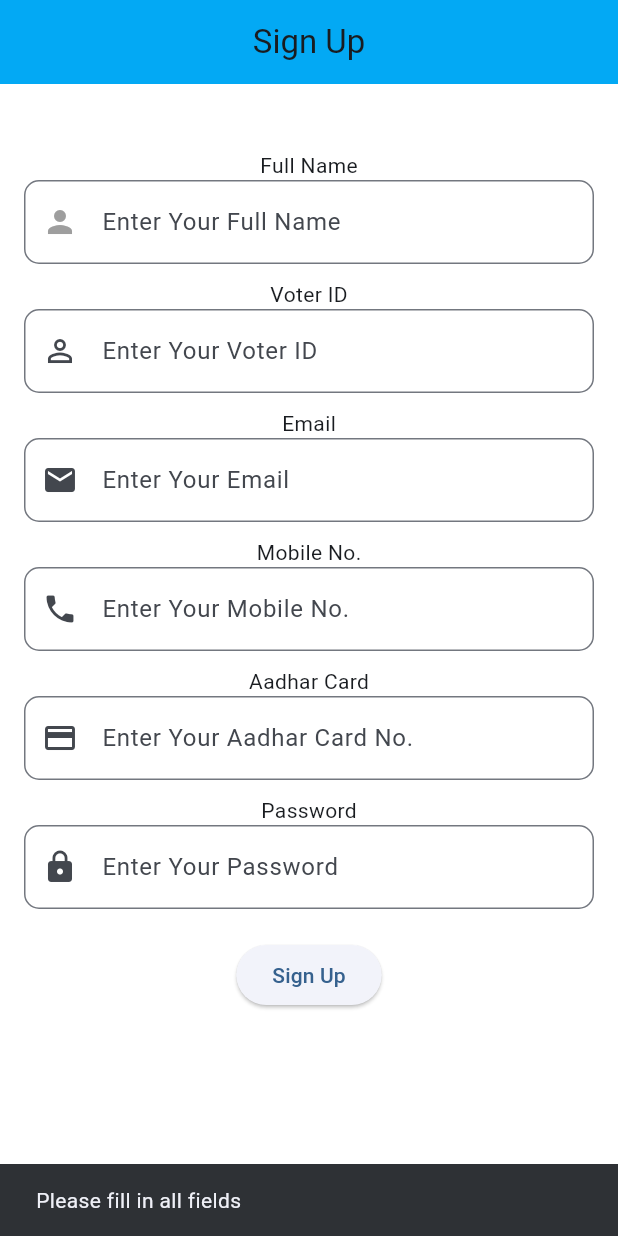
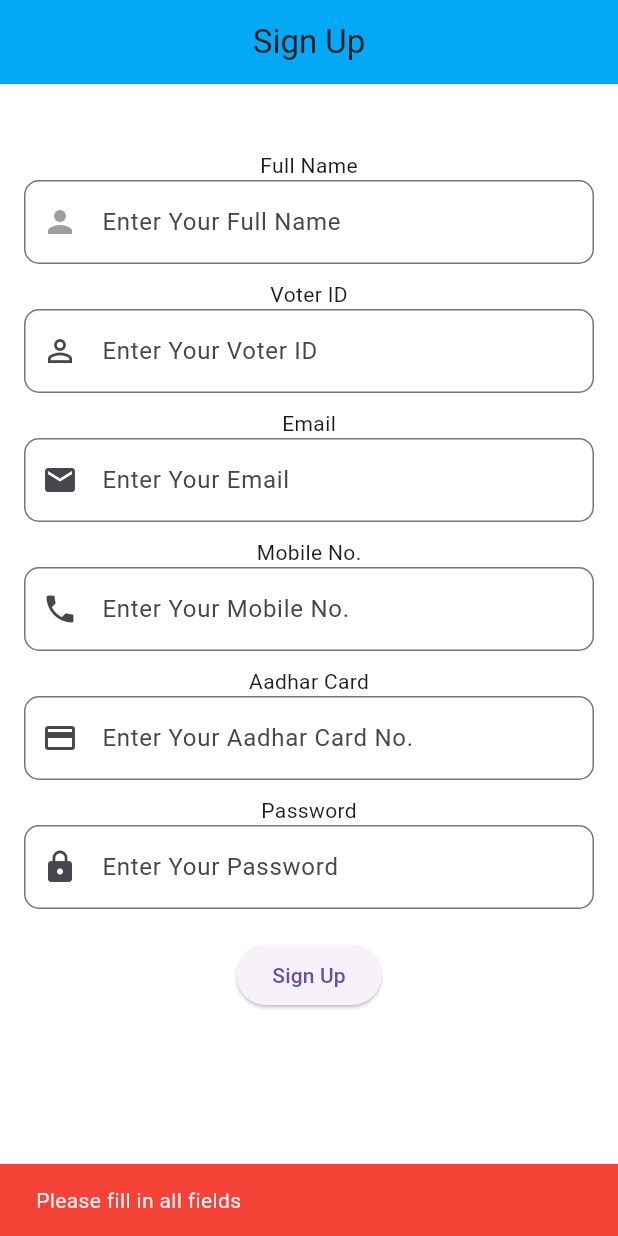
Before and after one commit to tiwaririshu8757/main, a Flutter app: the screen it shows after launch, after a tap on "SignUP", after a tap on "Sign Up", on a phone screen of 412 x 824 dp. Run offline on Flutter 3.47's test engine with Material 3 defaults, Android fonts, the phone set to English and light mode, and no system bars; our stand-ins replace cloud_firestore, firebase_auth, firebase_core, google_generative_ai; missing offline and left inert: horizontal_list_view; accounts and stored records are empty; network calls fail.

Commit message:
new commit

```diff
--- a/lib/Home/Candidate.dart
+++ b/lib/Home/Candidate.dart
@@ -12,7 +12,7 @@ body: Column(crossAxisAlignment: CrossAxisAlignment.center,
       child: Image.asset("assets/images/Nar.jpg",fit: BoxFit.cover,)),
     Text("Narendra Damodardas Modi (born 17 September 1950) is an Indian politician who has served as the prime minister of India since 2014. Modi was the chief minister of Gujarat from 2001 to 2014 and is the member of parliament (MP) for Varanasi. He is a member of the Bharatiya Janata Party (BJP) and of the Rashtriya Swayamsevak Sangh (RSS), a far-right Hindu nationalist paramilitary volunteer organisation."),
     Container(height:65,width: 100,child: Image.asset("assets/images/Rah.jpg")),
-    Text("Rahul Rajiv Gandhi is an Indian Politician. A member of the Indian National Congress (INC), he is currently serving as the 12th leader of the Opposition in Lok Sabha and as the member of the Lok Sabha for Rae Bareli, Uttar Pradesh, since June 2024.[c][d] He previously represented the constituency of Wayanad, Kerala, from 2019 to 2024, and Amethi, Uttar Pradesh, from 2004 to 2019."),
+    Text("Rahul Rajiv Gandhi is an Indian Politician. A maember of the Indian National Congress (INC), he is currently serving as the 12th leader of the Opposition in Lok Sabha and as the member of the Lok Sabha for Rae Bareli, Uttar Pradesh, since June 2024.[c][d] He previously represented the constituency of Wayanad, Kerala, from 2019 to 2024, and Amethi, Uttar Pradesh, from 2004 to 2019."),
 
 
   ],),
--- a/lib/Home/Votting.dart
+++ b/lib/Home/Votting.dart
@@ -24,6 +24,7 @@ Widget build(BuildContext context) {
           child: ElevatedButton(
             onPressed: () {
               Navigator.push(context, MaterialPageRoute(builder: (context) => Votting()));
+              ScaffoldMessenger.of(context).showSnackBar( SnackBar(content: Text('Voting Sucessful !!!\n Now you can Read Your vote. '),backgroundColor: Colors.lightGreen),);
             },
             child: Text("Submit",style: TextStyle(color: Colors.white),),
             style: ElevatedButton.styleFrom(
--- a/lib/Login/Login.dart
+++ b/lib/Login/Login.dart
@@ -17,10 +17,14 @@ class Login extends StatelessWidget {
       );
 
       Navigator.pushReplacement(context, MaterialPageRoute(builder: (context) => Home()));
+
+      ScaffoldMessenger.of(context).showSnackBar(
+        SnackBar(content: Text('Login Sucess !'),backgroundColor: Colors.lightGreen,),
+      );
     } catch (e) {
 
       ScaffoldMessenger.of(context).showSnackBar(
-        SnackBar(content: Text('Login failed: ${e.toString()}')),
+        SnackBar(content: Text('Login failed: ${e.toString()}'),backgroundColor: Colors.red,),
       );
     }}
   @override
--- a/lib/SignUp/signup.dart
+++ b/lib/SignUp/signup.dart
@@ -39,7 +39,7 @@ class _SignUpState extends State<SignUp> {
         password.text.isEmpty||
         email.text.isEmpty) {
       ScaffoldMessenger.of(context).showSnackBar(
-        SnackBar(content: Text('Please fill in all fields')),
+        SnackBar(content: Text('Please fill in all fields'),backgroundColor: Colors.red,),
       );
       return;
     }
@@ -48,7 +48,7 @@ class _SignUpState extends State<SignUp> {
     // Mobile number validation
     if (mobile.text.length != 10 || !RegExp(r'^[0-9]+$').hasMatch(mobile.text)) {
       ScaffoldMessenger.of(context).showSnackBar(
-        SnackBar(content: Text('Mobile number must be exactly 10 digits')),
+        SnackBar(content: Text('Mobile number must be exactly 10 digits'),backgroundColor: Colors.red),
       );
       return;
     }
@@ -56,7 +56,7 @@ class _SignUpState extends State<SignUp> {
     // Aadhar number validation
     if (aadhar.text.length != 12 || !RegExp(r'^[0-9]+$').hasMatch(aadhar.text)) {
       ScaffoldMessenger.of(context).showSnackBar(
-        SnackBar(content: Text('Aadhar number must be exactly 12digits')),
+        SnackBar(content: Text('Aadhar number must be exactly 12digits'),backgroundColor: Colors.red),
       );
       return;
     }
@@ -64,7 +64,7 @@ class _SignUpState extends State<SignUp> {
     // Password length validation
     if (password.text.length < 9) {
       ScaffoldMessenger.of(context).showSnackBar(
-        SnackBar(content: Text('Password must be at least 9 characters long')),
+        SnackBar(content: Text('Password must be at least 9 characters long'),backgroundColor: Colors.red),
       );
       return;
     }
@@ -92,7 +92,7 @@ class _SignUpState extends State<SignUp> {
       );
 
       ScaffoldMessenger.of(context).showSnackBar(
-        SnackBar(content: Text('Signup successful!')),
+        SnackBar(content: Text('Signup successful !'),backgroundColor: Colors.lightGreen),
       );
     } on FirebaseAuthException catch (e) {
       String message;
@@ -107,11 +107,11 @@ class _SignUpState extends State<SignUp> {
       }
 
       ScaffoldMessenger.of(context).showSnackBar(
-        SnackBar(content: Text(message)),
+        SnackBar(content: Text(message),backgroundColor: Colors.red),
       );
     } catch (e) {
       ScaffoldMessenger.of(context).showSnackBar(
-        SnackBar(content: Text('An unexpected error occurred.')),
+        SnackBar(content: Text('An unexpected error occurred.'),backgroundColor: Colors.red),
       );
     }
   }
--- a/lib/Splash/splashScreen.dart
+++ b/lib/Splash/splashScreen.dart
@@ -24,7 +24,7 @@ class _SplashState extends State<Splash> {
     return Scaffold(
       backgroundColor: Color(0xff00008b),
       body:Center(child: Container(height: 150,width: 130,
-        child: Hero(tag: 'background', child: Image.asset("assets/images/vote2.jpg",fit: BoxFit.cover,),))),
+          child: Hero(tag: 'background', child: Image.asset("assets/images/vote2.jpg",fit: BoxFit.cover,),))),
 
     );
 
--- a/lib/main.dart
+++ b/lib/main.dart
@@ -1,6 +1,7 @@
 import 'package:cloud_firestore/cloud_firestore.dart';
 import 'package:flutter/material.dart';
 import 'package:voting/Ai/ai.dart';
+import 'package:voting/Authwraper/auth.dart';
 import 'package:voting/Drawer/Eci.dart';
 import 'package:voting/Drawer/voteredu.dart';
 import 'package:voting/Home/Hom.dart';
@@ -33,11 +34,11 @@ class MyApp extends StatelessWidget {
   Widget build(BuildContext context) {
     return MaterialApp(
       debugShowCheckedModeBanner: false,
-      title: 'Flutter Demo',
-      theme: ThemeData(
-        colorScheme: ColorScheme.fromSeed(seedColor: Colors.blue),
-      ),
-      home:Splash(),//AuthWrapper(),
-    );
+      title: 'Voting',
+
+      home:Splash(),
+      );
+
+
   }
 }
--- a/pubspec.yaml
+++ b/pubspec.yaml
@@ -41,6 +41,7 @@ dependencies:
   google_generative_ai: ^0.4.6
   font_awesome_flutter: ^10.8.0
   horizontal_list_view: ^1.1.0
+  flutter_intl: ^0.0.1    #Multi language
 
 dev_dependencies:
   flutter_test:
```
Also changed, not shown: lib/Ai/ai.dart (+46 -50 lines), lib/Api/key.dart (added, +12 -0 lines), lib/Drawer/About dev..dart (added, +25 -0 lines), lib/Drawer/Eci.dart (+5 -3 lines), lib/Drawer/voteredu.dart (+21 -2 lines), lib/Home/Hom.dart (+12 -6 lines), lib/Home/REsult.dart (+7 -0 lines), pubspec.lock.
